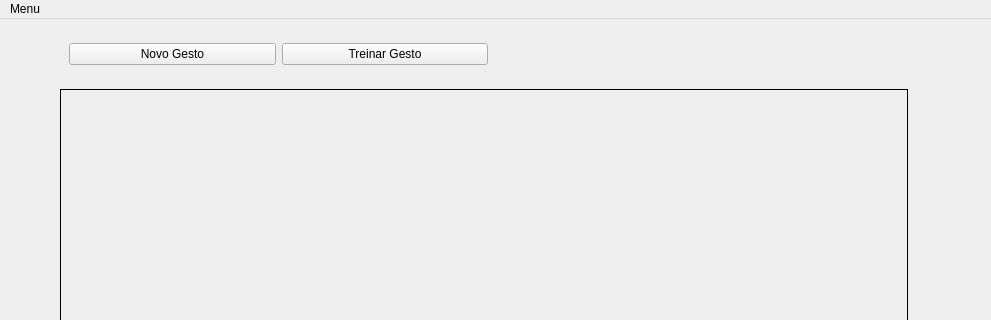
Qt form MaestroAttempt/mainwindow.ui (camilabga/maestro) before a commit; both pictures show x 0 to 991 and y 0 to 320 of the 1280 by 720 pixel window.
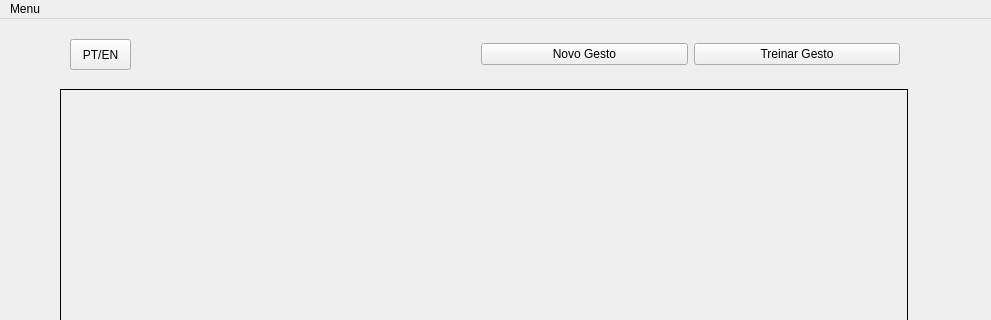
The same form after that commit.

What changed in the file:
```diff
--- a/MaestroAttempt/mainwindow.ui
+++ b/MaestroAttempt/mainwindow.ui
@@ -283,10 +283,10 @@
      </item>
     </layout>
    </widget>
-   <widget class="QWidget" name="">
+   <widget class="QWidget" name="layoutWidget">
     <property name="geometry">
      <rect>
-      <x>58</x>
+      <x>470</x>
       <y>10</y>
       <width>441</width>
       <height>51</height>
@@ -309,6 +309,19 @@
      </item>
     </layout>
    </widget>
+   <widget class="QPushButton" name="languageButton">
+    <property name="geometry">
+     <rect>
+      <x>70</x>
+      <y>20</y>
+      <width>61</width>
+      <height>31</height>
+     </rect>
+    </property>
+    <property name="text">
+     <string>PT/EN</string>
+    </property>
+   </widget>
   </widget>
   <widget class="QMenuBar" name="menuBar">
    <property name="geometry">
```
Left out of the diff: 10 changed lines with no effect on the pictures.
